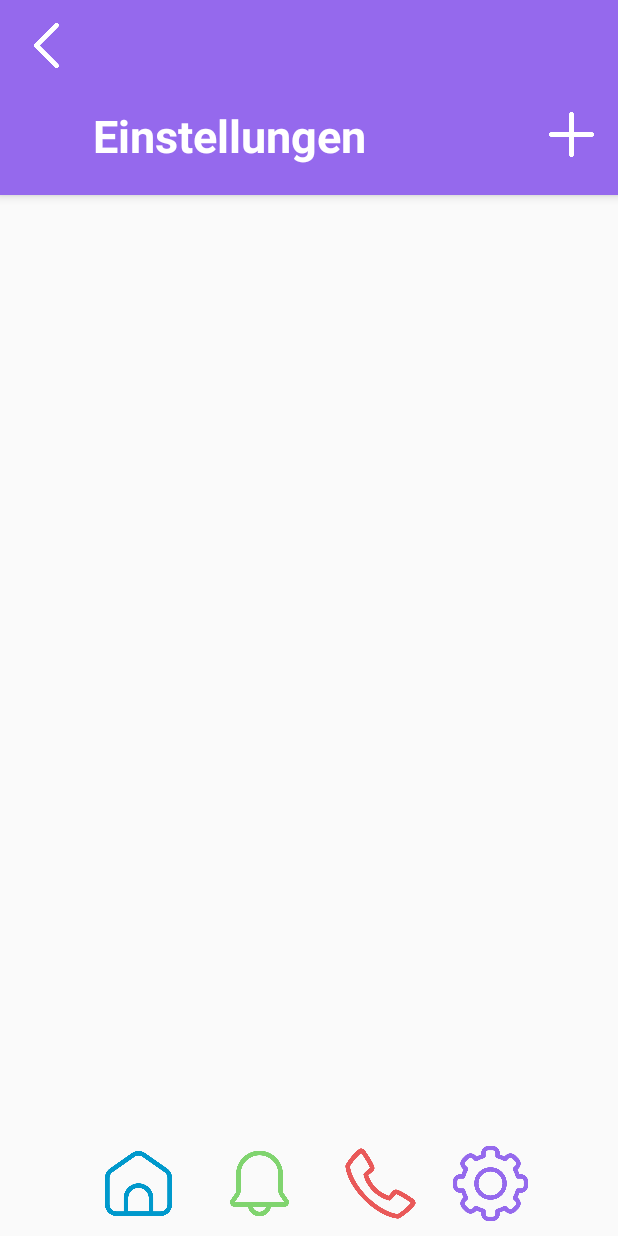
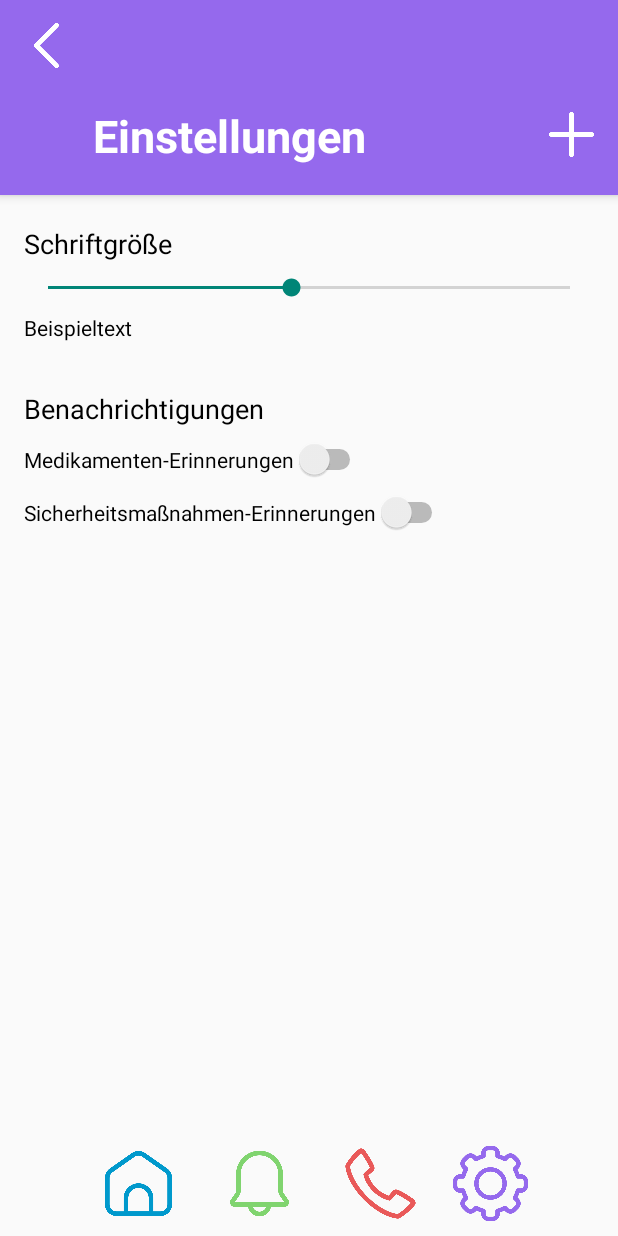
Before and after one commit to AlaaAbouElFadl/DailyCareApp, an Android app built with Jetpack Compose: the SettingsActivity screen opened directly, with no data from a screen before it, on a phone screen of 412 x 824 dp. Run offline under Robolectric (Android 15) with nearby library versions, the phone set to English and light mode, and no system bars.

Commit message:
Add SettingsAvtivity implementation

```diff
--- a/DailyCare/app/src/main/AndroidManifest.xml
+++ b/DailyCare/app/src/main/AndroidManifest.xml
@@ -13,7 +13,7 @@
         android:theme="@style/Theme.DailyCare"
         tools:targetApi="31">
         <activity
-            android:name=".DialogAddReminderActivity"
+            android:name=".MainActivity"
             android:exported="false" />
         <activity
             android:name=".RemindersActivity"
--- a/DailyCare/app/src/main/java/at/fhj/msd/dailycare/SettingsActivity.kt
+++ b/DailyCare/app/src/main/java/at/fhj/msd/dailycare/SettingsActivity.kt
@@ -2,20 +2,62 @@ package at.fhj.msd.dailycare
 
 import android.os.Bundle
 import android.widget.ImageView
-import androidx.activity.enableEdgeToEdge
+import android.widget.SeekBar
+import android.widget.Switch
+import android.widget.TextView
 import androidx.appcompat.app.AppCompatActivity
-import androidx.core.view.ViewCompat
-import androidx.core.view.WindowInsetsCompat
 
 class SettingsActivity : AppCompatActivity() {
+
     override fun onCreate(savedInstanceState: Bundle?) {
         super.onCreate(savedInstanceState)
         setContentView(R.layout.activity_settings)
 
-        // Back-Button: Zurück zur vorherigen Seite
         val backButton = findViewById<ImageView>(R.id.backButton)
         backButton.setOnClickListener {
             finish()
         }
+
+        val sampleText = findViewById<TextView>(R.id.sampleText)
+        val textSizeSeekBar = findViewById<SeekBar>(R.id.textSizeSeekBar)
+        textSizeSeekBar.progress = 14 // Default size
+        textSizeSeekBar.max = 30
+
+        textSizeSeekBar.setOnSeekBarChangeListener(object : SeekBar.OnSeekBarChangeListener {
+            override fun onProgressChanged(seekBar: SeekBar?, progress: Int, fromUser: Boolean) {
+                val textSize = progress.toFloat()
+                sampleText.textSize = textSize
+                saveTextSizePreference(textSize)
+            }
+
+            override fun onStartTrackingTouch(seekBar: SeekBar?) {}
+            override fun onStopTrackingTouch(seekBar: SeekBar?) {}
+        })
+
+        // Switch for medication
+        val medicationSwitch = findViewById<Switch>(R.id.medicationSwitch)
+        medicationSwitch.setOnCheckedChangeListener { _, isChecked ->
+            saveNotificationPreference("medication", isChecked)
+        }
+
+        // Switch for security
+        val securitySwitch = findViewById<Switch>(R.id.securitySwitch)
+        securitySwitch.setOnCheckedChangeListener { _, isChecked ->
+            saveNotificationPreference("security", isChecked)
+        }
+    }
+
+    private fun saveTextSizePreference(size: Float) {
+        val sharedPreferences = getSharedPreferences("Settings", MODE_PRIVATE)
+        val editor = sharedPreferences.edit()
+        editor.putFloat("textSize", size)
+        editor.apply()
+    }
+
+    private fun saveNotificationPreference(type: String, isEnabled: Boolean) {
+        val sharedPreferences = getSharedPreferences("Settings", MODE_PRIVATE)
+        val editor = sharedPreferences.edit()
+        editor.putBoolean("${type}Notifications", isEnabled)
+        editor.apply()
     }
 }
--- a/DailyCare/app/src/main/res/layout/activity_settings.xml
+++ b/DailyCare/app/src/main/res/layout/activity_settings.xml
@@ -57,6 +57,70 @@
 
     </LinearLayout>
 
+    <TextView
+        android:id="@+id/textSizeLabel"
+        android:layout_width="wrap_content"
+        android:layout_height="wrap_content"
+        android:text="Schriftgröße"
+        android:textSize="18sp"
+        android:layout_marginTop="20dp"
+        android:layout_marginStart="16dp"
+        app:layout_constraintTop_toBottomOf="@id/toolbarContainer"
+        app:layout_constraintStart_toStartOf="parent" /> <!-- NEU -->
+
+    <SeekBar
+        android:id="@+id/textSizeSeekBar"
+        android:layout_width="0dp"
+        android:layout_height="wrap_content"
+        android:layout_marginTop="8dp"
+        android:layout_marginStart="16dp"
+        android:layout_marginEnd="16dp"
+        app:layout_constraintTop_toBottomOf="@id/textSizeLabel"
+        app:layout_constraintStart_toStartOf="parent"
+        app:layout_constraintEnd_toEndOf="parent" /> <!-- NEU -->
+
+    <TextView
+        android:id="@+id/sampleText"
+        android:layout_width="wrap_content"
+        android:layout_height="wrap_content"
+        android:text="Beispieltext"
+        android:textSize="14sp"
+        android:layout_marginTop="8dp"
+        android:layout_marginStart="16dp"
+        app:layout_constraintTop_toBottomOf="@id/textSizeSeekBar"
+        app:layout_constraintStart_toStartOf="parent" /> <!-- NEU -->
+
+    <!-- NEU: Benachrichtigungen -->
+    <TextView
+        android:id="@+id/notificationLabel"
+        android:layout_width="wrap_content"
+        android:layout_height="wrap_content"
+        android:text="Benachrichtigungen"
+        android:textSize="18sp"
+        android:layout_marginTop="32dp"
+        android:layout_marginStart="16dp"
+        app:layout_constraintTop_toBottomOf="@id/sampleText"
+        app:layout_constraintStart_toStartOf="parent" /> <!-- NEU -->
+
+    <Switch
+        android:id="@+id/medicationSwitch"
+        android:layout_width="wrap_content"
+        android:layout_height="wrap_content"
+        android:text="Medikamenten-Erinnerungen"
+        android:layout_marginTop="8dp"
+        android:layout_marginStart="16dp"
+        app:layout_constraintTop_toBottomOf="@id/notificationLabel"
+        app:layout_constraintStart_toStartOf="parent" />
+
+    <Switch
+        android:id="@+id/securitySwitch"
+        android:layout_width="wrap_content"
+        android:layout_height="wrap_content"
+        android:text="Sicherheitsmaßnahmen-Erinnerungen"
+        android:layout_marginTop="8dp"
+        android:layout_marginStart="16dp"
+        app:layout_constraintTop_toBottomOf="@id/medicationSwitch"
+        app:layout_constraintStart_toStartOf="parent" />
 
     <!-- Navigation Bar -->
     <LinearLayout
```
Also changed, not shown: DailyCare/app/src/main/java/at/fhj/msd/dailycare/MainActivity.kt (added, +11 -0 lines), DailyCare/app/src/main/res/layout/activity_main.xml (added, +16 -0 lines).
